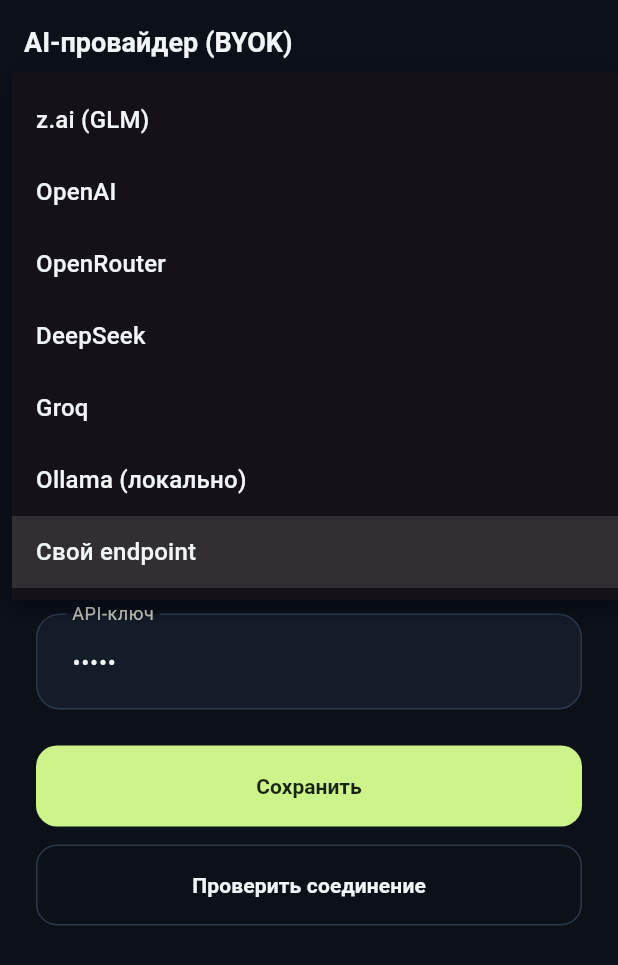
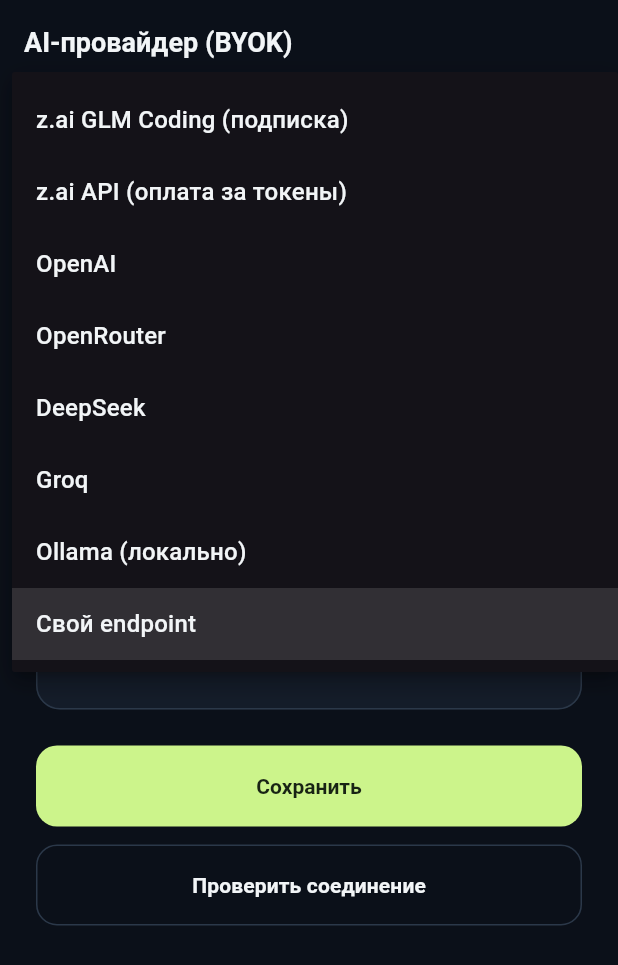
Before and after one commit to Sergionius/Devmate, a Flutter app: the SettingsScreen screen opened by its route, after a tap on "Свой endpoint", on a phone screen of 412 x 824 dp. Shown: the top 965 px of the screen. Run offline on Flutter 3.47's test engine with Material 3 defaults, Android fonts, the phone set to English and light mode, and no system bars; our stand-ins replace flutter_dotenv, flutter_markdown_plus, flutter_secure_storage, go_router, shared_preferences; missing offline and left inert: flutter_ai_toolkit, openai_dart; accounts and stored records are empty.

Commit message:
feat: пресет z.ai GLM Coding (подписка) и понятная ошибка о балансе
- Новый пресет zaiCoding: endpoint подписки api.z.ai/api/coding/paas/v4
  (обычный paas/v4 — pay-as-you-go и при нулевом балансе отвечает 1113).
- describeLlmError распознаёт «Insufficient balance / no resource package»
  и объясняет, что нужно пополнить баланс или сменить провайдера.
- .env.example/README: явные пути (только assets/config/.env) и оба endpoint'а z.ai.
- Smoke-тест реального провайдера (test/manual/real_llm_smoke_test.dart):
  читает assets/config/.env, отключает сетевую заглушку flutter_test,
  пропускается, если ключ не задан.

```diff
--- a/lib/data/llm_settings.dart
+++ b/lib/data/llm_settings.dart
@@ -57,8 +57,14 @@ class LlmPreset {
 
 const llmPresets = <LlmPreset>[
   LlmPreset(
+    'zaiCoding',
+    'z.ai GLM Coding (подписка)',
+    'https://api.z.ai/api/coding/paas/v4',
+    'glm-5.3-flash',
+  ),
+  LlmPreset(
     'zai',
-    'z.ai (GLM)',
+    'z.ai API (оплата за токены)',
     'https://api.z.ai/api/paas/v4',
     'glm-5.3-flash',
   ),
```
Also changed, not shown: lib/data/llm_chat_provider.dart (+7 -0 lines), 4 other files.
